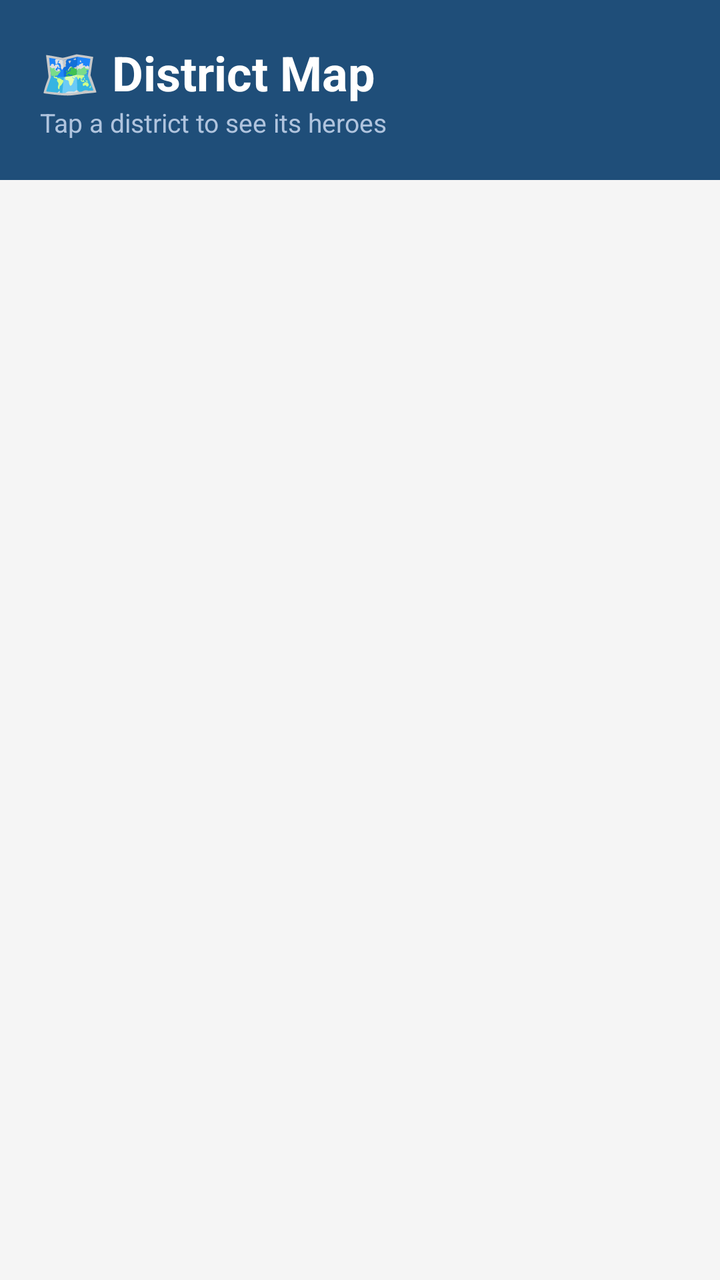
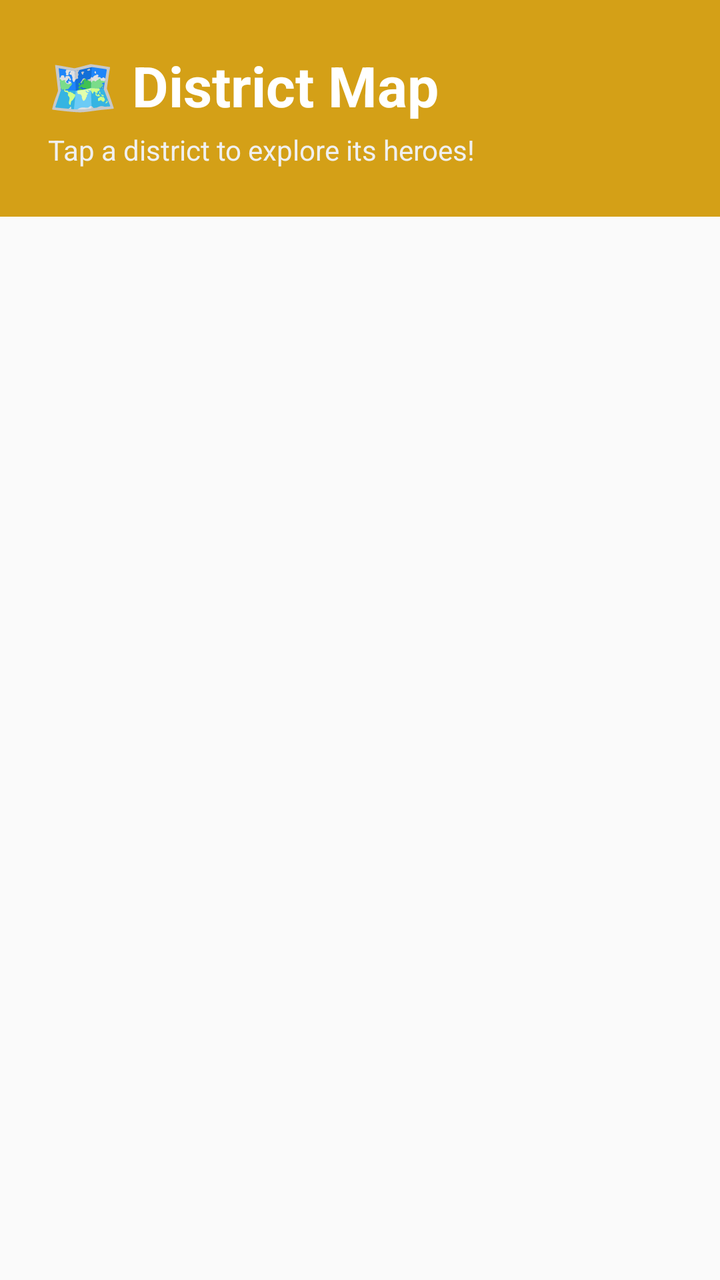

Compare the two renders of this Android layout. The source of the first and the diff that turns it into the second are given below.
<!-- AndroidManifest.xml: application theme Theme.NammaKathey -->
<!-- res/layout/activity_district_map.xml -->
<?xml version="1.0" encoding="utf-8"?>
<LinearLayout xmlns:android="http://schemas.android.com/apk/res/android"
    android:layout_width="match_parent"
    android:layout_height="match_parent"
    android:orientation="vertical"
    android:background="#F5F5F5">

    
    <LinearLayout
        android:layout_width="match_parent"
        android:layout_height="wrap_content"
        android:background="#1F4E79"
        android:padding="20dp"
        android:orientation="vertical">

        <TextView
            android:layout_width="wrap_content"
            android:layout_height="wrap_content"
            android:text="🗺️ District Map"
            android:textColor="#FFFFFF"
            android:textSize="24sp"
            android:textStyle="bold"/>

        <TextView
            android:layout_width="wrap_content"
            android:layout_height="wrap_content"
            android:text="Tap a district to see its heroes"
            android:textColor="#B0C4DE"
            android:textSize="13sp"/>

    </LinearLayout>

    <androidx.recyclerview.widget.RecyclerView
        android:id="@+id/recyclerDistricts"
        android:layout_width="match_parent"
        android:layout_height="match_parent"
        android:padding="8dp"
        android:clipToPadding="false"/>

</LinearLayout>
<!-- resources referenced by this layout -->
<resources>
  <style name="Theme.NammaKathey" parent="Base.Theme.NammaKathey" />
  <style name="Base.Theme.NammaKathey" parent="Theme.Material3.DayNight.NoActionBar">
          
          
      </style>
</resources>

<!-- the commit's change to res/layout/activity_district_map.xml (unified diff, before → after) -->
@@ -3,14 +3,14 @@
     android:layout_width="match_parent"
     android:layout_height="match_parent"
     android:orientation="vertical"
-    android:background="#F5F5F5">
+    android:background="@color/bg_off_white">
 
     
     <LinearLayout
         android:layout_width="match_parent"
         android:layout_height="wrap_content"
-        android:background="#1F4E79"
-        android:padding="20dp"
+        android:background="@color/brand_mustard"
+        android:padding="24dp"
         android:orientation="vertical">
 
         <TextView
@@ -18,15 +18,16 @@
             android:layout_height="wrap_content"
             android:text="🗺️ District Map"
             android:textColor="#FFFFFF"
-            android:textSize="24sp"
+            android:textSize="28sp"
             android:textStyle="bold"/>
 
         <TextView
             android:layout_width="wrap_content"
             android:layout_height="wrap_content"
-            android:text="Tap a district to see its heroes"
-            android:textColor="#B0C4DE"
-            android:textSize="13sp"/>
+            android:text="Tap a district to explore its heroes!"
+            android:textColor="#F0F0F0"
+            android:textSize="14sp"
+            android:layout_marginTop="4dp"/>
 
     </LinearLayout>
 
@@ -34,7 +35,7 @@
         android:id="@+id/recyclerDistricts"
         android:layout_width="match_parent"
         android:layout_height="match_parent"
-        android:padding="8dp"
+        android:padding="12dp"
         android:clipToPadding="false"/>
 
 </LinearLayout>
<!-- resource entries referenced after the edit -->
@@ -1,5 +1,7 @@
 <!-- resources referenced by this layout -->
 <resources>
+  <color name="bg_off_white">#FAFAFA</color>
+  <color name="brand_mustard">#D4A017</color>
   <style name="Theme.NammaKathey" parent="Base.Theme.NammaKathey" />
   <style name="Base.Theme.NammaKathey" parent="Theme.Material3.DayNight.NoActionBar">
           
